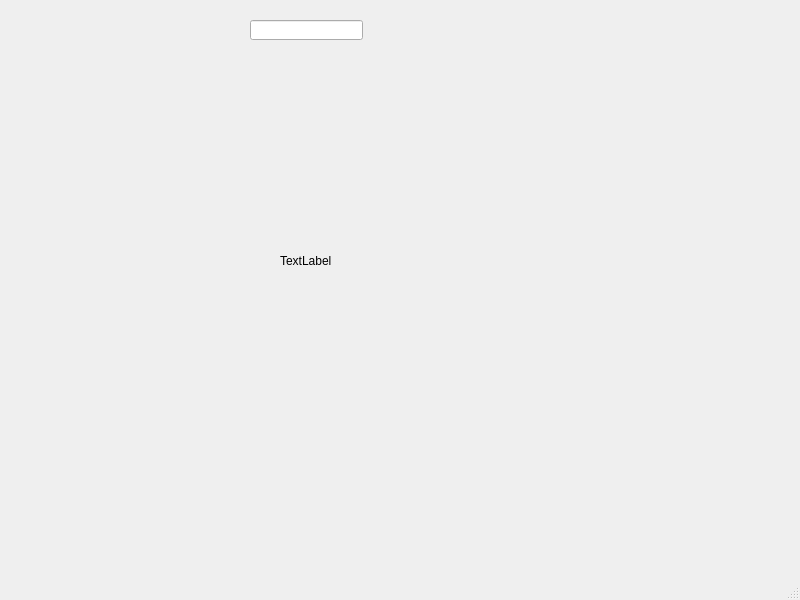
Noob-A/captcha, file test.ui: the form before one commit.
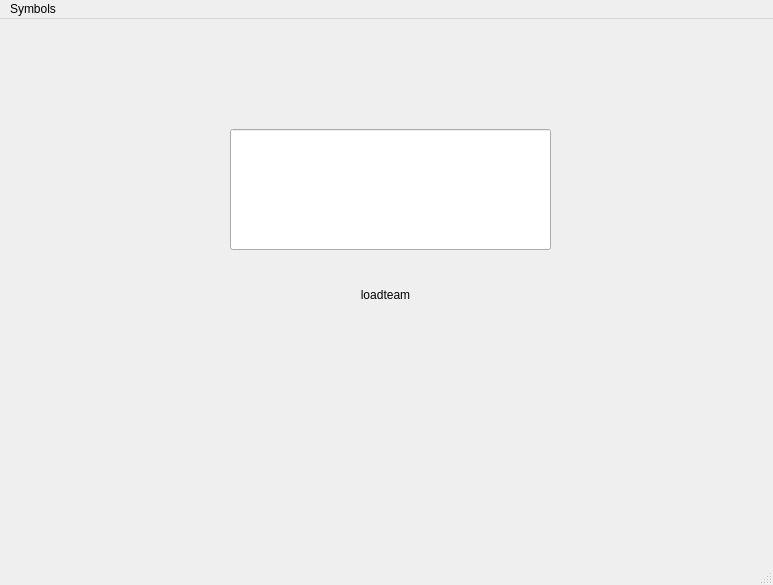
The form after the commit. Icons and pictures are not drawn.

The edit to the form file:
```diff
--- a/test.ui
+++ b/test.ui
@@ -6,8 +6,8 @@
    <rect>
     <x>0</x>
     <y>0</y>
-    <width>800</width>
-    <height>600</height>
+    <width>773</width>
+    <height>585</height>
    </rect>
   </property>
   <property name="windowTitle">
@@ -64,24 +64,44 @@
    <widget class="QLineEdit" name="lineEdit">
     <property name="geometry">
      <rect>
-      <x>250</x>
-      <y>20</y>
-      <width>113</width>
-      <height>20</height>
+      <x>230</x>
+      <y>110</y>
+      <width>321</width>
+      <height>121</height>
      </rect>
     </property>
+    <property name="font">
+     <font>
+      <pointsize>72</pointsize>
+     </font>
+    </property>
+    <property name="maxLength">
+     <number>6</number>
+    </property>
+    <property name="alignment">
+     <set>Qt::AlignCenter</set>
+    </property>
    </widget>
    <widget class="QLabel" name="myLabel">
     <property name="geometry">
      <rect>
-      <x>280</x>
-      <y>180</y>
-      <width>171</width>
-      <height>161</height>
+      <x>-10</x>
+      <y>-20</y>
+      <width>791</width>
+      <height>591</height>
      </rect>
     </property>
+    <property name="cursor">
+     <cursorShape>WaitCursor</cursorShape>
+    </property>
+    <property name="styleSheet">
+     <string notr="true">border-radius: 10px</string>
+    </property>
     <property name="text">
-     <string>TextLabel</string>
+     <string>loadteam</string>
+    </property>
+    <property name="alignment">
+     <set>Qt::AlignCenter</set>
     </property>
    </widget>
   </widget>
@@ -91,10 +111,18 @@
     <rect>
      <x>0</x>
      <y>0</y>
-     <width>800</width>
+     <width>773</width>
      <height>22</height>
     </rect>
    </property>
+   <widget class="QMenu" name="menuSymbols">
+    <property name="title">
+     <string>Symbols</string>
+    </property>
+    <addaction name="fahrenheitAction"/>
+    <addaction name="celciusAction"/>
+   </widget>
+   <addaction name="menuSymbols"/>
   </widget>
  </widget>
  <resources/>
```
Left out of the diff: 25 changed lines with no effect on the pictures.
